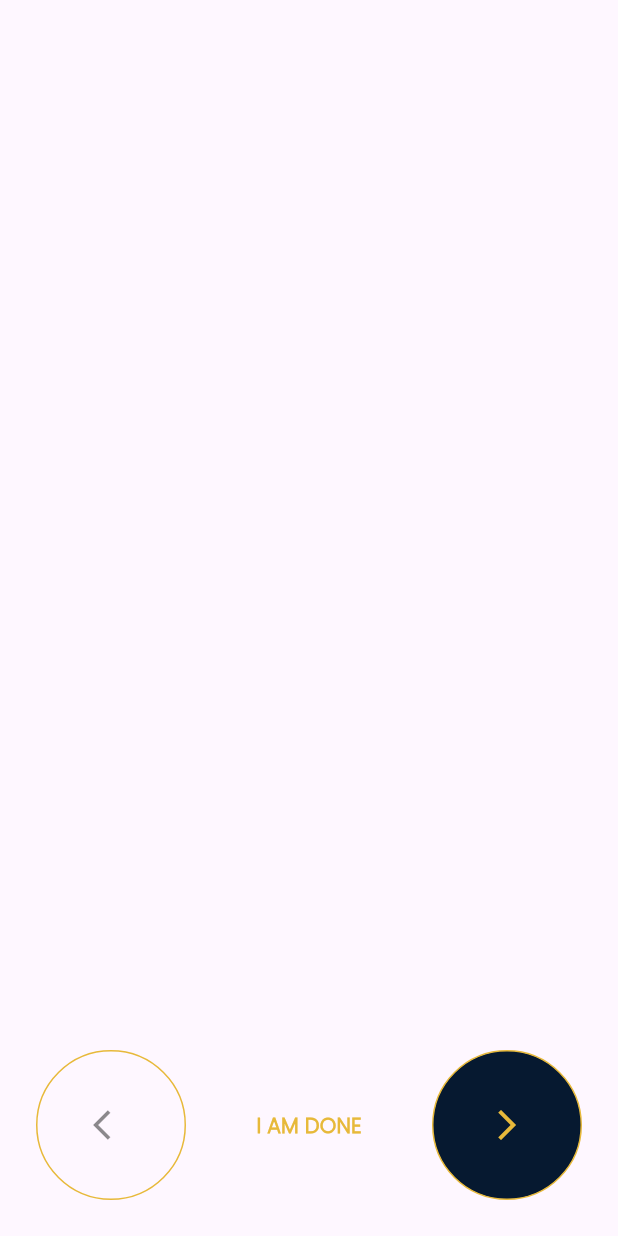
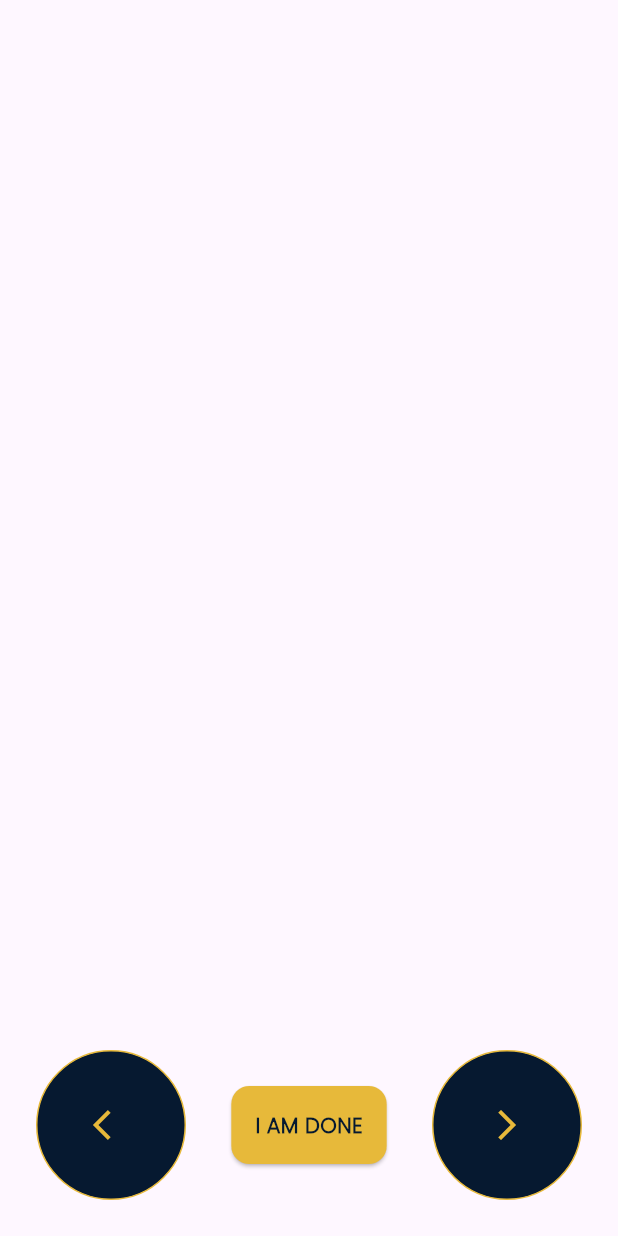
Before and after one commit to aslahmogral/Khathmul-Quran, a Flutter app: the screen it shows after launch, after a tap on an icon or button, on a phone screen of 412 x 824 dp. Run offline on Flutter 3.47's test engine with Material 3 defaults, Android fonts, the light colour scheme and no system bars; our stand-ins replace badges, hive_flutter, shared_preferences; missing offline and left inert: quran; accounts and stored records are empty; project files that could hold a hidden picture were left out.

Commit message:
back button fixed

```diff
--- a/lib/juz_screen/juz_screen.dart
+++ b/lib/juz_screen/juz_screen.dart
@@ -70,19 +70,20 @@ class JuzScreen extends StatelessWidget {
           SizedBox(
             width: 32,
           ),
-          model.currentPageAkaCurrentAyah == 0
-              ? QButton(
-                  buttonColor: Colors.transparent,
-                  child: Icon(
-                    Icons.arrow_back_ios,
-                    color: Colors.black45,
-                  ),
-                  onPressed: () {
-                    print('null');
-                    model.onBackwardButtonClicked();
-                  },
-                )
-              : QButton(
+          // model.currentPageAkaCurrentAyah == 0
+          //     ? QButton(
+          //         buttonColor: Colors.transparent,
+          //         child: Icon(
+          //           Icons.arrow_back_ios,
+          //           color: Colors.black45,
+          //         ),
+          //         onPressed: () {
+          //           print('null');
+          //           model.onBackwardButtonClicked();
+          //         },
+          //       )
+          //     :
+          QButton(
             child: Icon(
               Icons.arrow_back_ios,
               color: AppColors.seconderyColor,
@@ -107,6 +108,8 @@ class JuzScreen extends StatelessWidget {
                     // print(yaseenList().length);
                     // model.onExitButtonClicked(context);
                   },
+                  child: Card(
+                    color: Colors.white,
                     child: Padding(
                       padding: const EdgeInsets.all(16.0),
                       child: Text(
@@ -114,6 +117,7 @@ class JuzScreen extends StatelessWidget {
                         style: TextStyle(
                             fontWeight: FontWeight.bold,
                             color: AppColors.seconderyColor),
+                      ),
                     ),
                   ),
                 )
@@ -131,11 +135,17 @@ class JuzScreen extends StatelessWidget {
                       // );
                       model.onExitButtonClicked(context, juzProgressModel);
                     },
+                    child: Card(
+                      color: AppColors.seconderyColor,
+                      child: Padding(
+                        padding: const EdgeInsets.all(16.0),
                         child: Text(
                           'I AM DONE',
                           style: TextStyle(
-                          color: AppColors.seconderyColor,
+                              color: AppColors.primaryColor,
                               fontWeight: FontWeight.bold),
+                        ),
+                      ),
                     ),
                   );
                 }),
```
Lines whose indentation alone changed are shown as unchanged.
